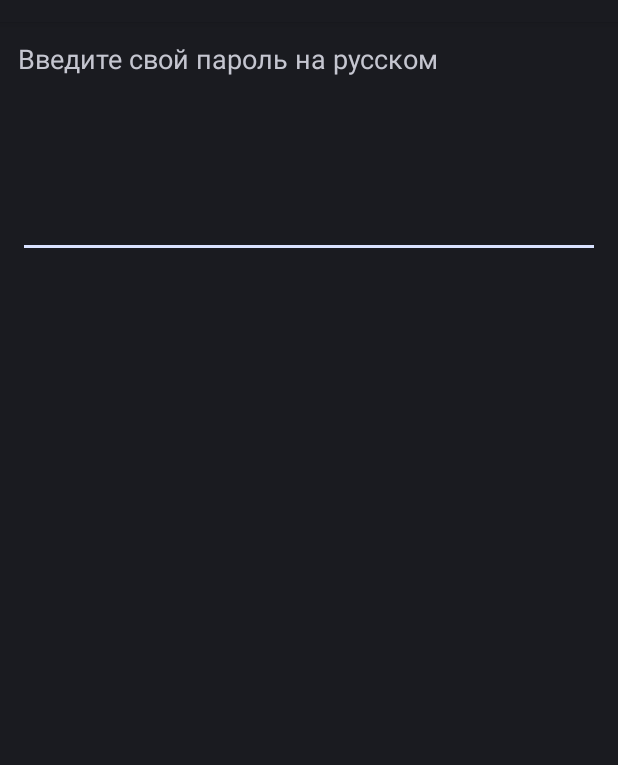
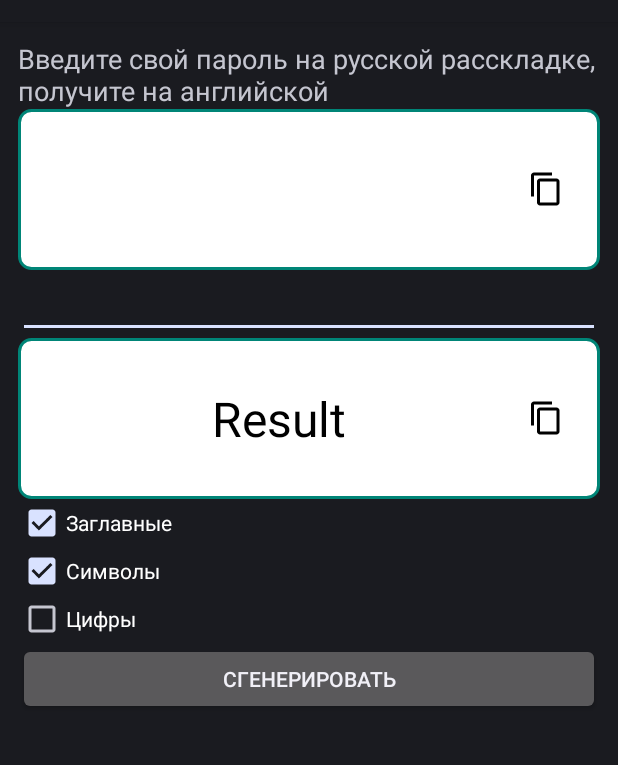
Before and after one commit to kkgosu/Password-Helper, an Android app: the screen it shows after launch (MainActivity), on a phone screen of 412 x 824 dp, the part 62-827 px from its top. Run offline under Robolectric (Android 15) with nearby library versions, the phone set to English and light mode, and no system bars.

Commit message:
created second layout; copy system service; plurals

```diff
--- a/app/src/main/java/com/sber/rupassword/MainActivity.java
+++ b/app/src/main/java/com/sber/rupassword/MainActivity.java
@@ -1,19 +1,28 @@
 package com.sber.rupassword;
 
 import android.app.Activity;
+import android.content.ClipData;
+import android.content.ClipboardManager;
+import android.content.Context;
 import android.os.Bundle;
 import android.text.Editable;
 import android.text.TextWatcher;
+import android.view.View;
 import android.widget.EditText;
+import android.widget.ImageButton;
 import android.widget.TextView;
+import android.widget.Toast;
 
 public class MainActivity extends Activity {
 
     private EditText mPasswordInput;
     private TextView mResultText;
+    private ImageButton mCopyButton;
 
-    private String[] russians;
-    private String[] latins;
+
+    private String[] mRussians;
+    private String[] mLatins;
+
 
     @Override
     protected void onCreate(Bundle savedInstanceState) {
@@ -22,11 +31,25 @@ public class MainActivity extends Activity {
 
         mPasswordInput = findViewById(R.id.password_input);
         mResultText = findViewById(R.id.text_result);
+        mCopyButton = findViewById(R.id.copy_password_button);
 
-        russians = getResources().getStringArray(R.array.russians);
-        latins = getResources().getStringArray(R.array.latins);
+        mRussians = getResources().getStringArray(R.array.russians);
+        mLatins = getResources().getStringArray(R.array.latins);
 
-        final PasswordHelper helper = new PasswordHelper(russians, latins);
+        final PasswordHelper helper = new PasswordHelper(mRussians, mLatins);
+
+        mCopyButton.setEnabled(false);
+        mCopyButton.setOnClickListener(new View.OnClickListener() {
+            @Override
+            public void onClick(View v) {
+                ClipboardManager manager = (ClipboardManager) getSystemService(Context.CLIPBOARD_SERVICE);
+                if (manager != null) {
+                    manager.setPrimaryClip(ClipData.newPlainText(
+                            getString(R.string.password), mResultText.getText().toString()));
+                    Toast.makeText(MainActivity.this, R.string.toast_text_copied, Toast.LENGTH_SHORT).show();
+                }
+            }
+        });
 
         mPasswordInput.addTextChangedListener(new TextWatcher() {
             @Override
@@ -37,6 +60,7 @@ public class MainActivity extends Activity {
             @Override
             public void onTextChanged(CharSequence s, int start, int before, int count) {
                 mResultText.setText(helper.convert(s));
+                mCopyButton.setEnabled(s.length() > 0);
             }
 
             @Override
--- /dev/null
+++ b/app/src/main/res/drawable/clip_drawable.xml
@@ -0,0 +1,25 @@
+<?xml version="1.0" encoding="utf-8"?>
+<clip xmlns:android="http://schemas.android.com/apk/res/android">
+    <level-list>
+        <item android:minLevel="0" android:maxLevel="24" >
+            <shape android:shape="rectangle" >
+                <solid android:color="@android:color/holo_red_dark"/>
+            </shape>
+        </item>
+        <item android:minLevel="25" android:maxLevel="49" >
+            <shape android:shape="rectangle" >
+                <solid android:color="@android:color/holo_orange_dark" />
+            </shape>
+        </item>
+        <item android:minLevel="50" android:maxLevel="74" >
+            <shape android:shape="rectangle" >
+                <solid android:color="@android:color/holo_orange_light" />
+            </shape>
+        </item>
+        <item android:minLevel="75" android:maxLevel="100" >
+            <shape android:shape="rectangle" >
+                <solid android:color="@android:color/holo_green_light" />
+            </shape>
+        </item>
+    </level-list>
+</clip>
--- /dev/null
+++ b/app/src/main/res/drawable/ic_content_copy_black_24dp.xml
@@ -0,0 +1,9 @@
+<vector xmlns:android="http://schemas.android.com/apk/res/android"
+        android:width="24dp"
+        android:height="24dp"
+        android:viewportWidth="24.0"
+        android:viewportHeight="24.0">
+    <path
+        android:fillColor="#FF000000"
+        android:pathData="M16,1L4,1c-1.1,0 -2,0.9 -2,2v14h2L4,3h12L16,1zM19,5L8,5c-1.1,0 -2,0.9 -2,2v14c0,1.1 0.9,2 2,2h11c1.1,0 2,-0.9 2,-2L21,7c0,-1.1 -0.9,-2 -2,-2zM19,21L8,21L8,7h11v14z"/>
+</vector>
--- /dev/null
+++ b/app/src/main/res/drawable/white_rounded_bg.xml
@@ -0,0 +1,11 @@
+<?xml version="1.0" encoding="utf-8"?>
+<shape xmlns:android="http://schemas.android.com/apk/res/android"
+    android:shape="rectangle">
+    <corners android:radius="8dp" />
+    <solid android:color="#FFF" />
+    <stroke
+        android:width="2dp"
+        android:color="@color/colorPrimary" />
+    <padding android:bottom="16dp" android:left="16dp" android:right="16dp" android:top="16dp"/>
+
+</shape>
--- a/app/src/main/res/layout/activity_main.xml
+++ b/app/src/main/res/layout/activity_main.xml
@@ -14,19 +14,85 @@
         android:text="@string/enter_password"
         android:textAppearance="@android:style/TextAppearance.Material.Medium" />
 
-    <TextView
-        android:id="@+id/text_result"
-        style="@style/ResultTextView"
+    <LinearLayout
         android:layout_width="match_parent"
         android:layout_height="wrap_content"
-        android:layout_marginTop="@dimen/result_margin"
-        android:layout_marginBottom="@dimen/result_margin"
-        android:textAppearance="@style/ResultTextAppearance"
-        tools:text="Result" />
+        android:background="@drawable/white_rounded_bg"
+        android:gravity="center_vertical"
+        android:orientation="horizontal">
+
+        <TextView
+            android:id="@+id/text_result"
+            style="@style/ResultTextView"
+            android:layout_marginTop="@dimen/result_margin"
+            android:layout_marginBottom="@dimen/result_margin"
+            android:layout_weight="1"
+            tools:text="Result" />
+
+        <ImageButton
+            android:id="@+id/copy_password_button"
+            android:layout_width="wrap_content"
+            android:layout_height="wrap_content"
+            android:background="@android:color/transparent"
+            android:padding="@dimen/copy_button_padding"
+            android:src="@drawable/ic_content_copy_black_24dp" />
+    </LinearLayout>
 
     <EditText
         android:id="@+id/password_input"
         android:layout_width="match_parent"
         android:layout_height="wrap_content"
         android:inputType="text" />
+
+    <RelativeLayout
+        android:layout_width="match_parent"
+        android:layout_height="wrap_content"
+        android:background="@drawable/white_rounded_bg">
+
+        <TextView
+            android:id="@+id/text_result_generated"
+            style="@style/ResultTextView"
+            android:layout_alignParentStart="true"
+            android:layout_centerVertical="true"
+            android:layout_marginTop="@dimen/result_margin"
+            android:layout_marginBottom="@dimen/result_margin"
+            android:layout_toLeftOf="@id/copy_password_generated_button"
+            android:text="Result" />
+
+        <ImageButton
+            android:id="@+id/copy_password_generated_button"
+            android:layout_width="wrap_content"
+            android:layout_height="wrap_content"
+            android:layout_alignParentEnd="true"
+            android:layout_centerVertical="true"
+            android:background="@android:color/transparent"
+            android:padding="@dimen/copy_button_padding"
+            android:src="@drawable/ic_content_copy_black_24dp" />
+    </RelativeLayout>
+
+    <CheckBox
+        android:id="@+id/check_caps"
+        android:layout_width="match_parent"
+        android:layout_height="wrap_content"
+        android:text="Заглавные"
+        android:checked="true" />
+    <CheckBox
+        android:id="@+id/check_symbols"
+        android:layout_width="match_parent"
+        android:layout_height="wrap_content"
+        android:text="Символы"
+        android:checked="true" />
+    <CheckBox
+        android:id="@+id/check_numbers"
+        android:layout_width="match_parent"
+        android:layout_height="wrap_content"
+        android:text="Цифры"
+        android:checked="false" />
+
+    <Button
+        android:id="@+id/generate_button"
+        android:layout_width="match_parent"
+        android:layout_height="wrap_content"
+        android:text="Сгенерировать" />
+
 </LinearLayout>
--- a/app/src/main/res/values/dimens.xml
+++ b/app/src/main/res/values/dimens.xml
@@ -2,4 +2,5 @@
 <resources>
     <dimen name="activity_padding">12dp</dimen>
     <dimen name="result_margin">16dp</dimen>
+    <dimen name="copy_button_padding">8dp</dimen>
 </resources>
--- a/app/src/main/res/values/strings.xml
+++ b/app/src/main/res/values/strings.xml
@@ -1,6 +1,16 @@
 <resources>
     <string name="app_name">RuPassword</string>
-    <string name="enter_password">Введите свой пароль на русском</string>
+    <string name="enter_password">Введите свой пароль на русской расскладке, получите на английской</string>
+    <string name="password">Пароль</string>
+    <string name="toast_text_copied">Текст скопирован</string>
+
+    <plurals name="symbols_count">
+        <item quantity="one">%1$d символ</item>
+        <item quantity="two">%1$d символа</item>
+        <item quantity="few">%1$d символа</item>
+        <item quantity="many">%1$d символов</item>
+        <item quantity="other">%1$d символов</item>
+    </plurals>
 
     <string-array name="russians">
         <item>й</item>
@@ -67,6 +77,7 @@
         <item>m</item>
         <item>,</item>
         <item>.</item>
+    </string-array>
 
-    </string-array>
+
 </resources>
--- a/app/src/main/res/values/styles.xml
+++ b/app/src/main/res/values/styles.xml
@@ -8,10 +8,10 @@
     </style>
 
     <style name="ResultTextView">
-        <item name="android:gravity">center_horizontal</item>
-        <item name="android:singleLine">true</item>
-        <item name="android:ellipsize">marquee</item>
-        <item name="android:lines">1</item>
+        <item name="android:gravity">center</item>
+        <item name="android:layout_width">match_parent</item>
+        <item name="android:layout_height">wrap_content</item>
+        <item name="android:textAppearance">@style/ResultTextAppearance</item>
     </style>
 
 </resources>
```
